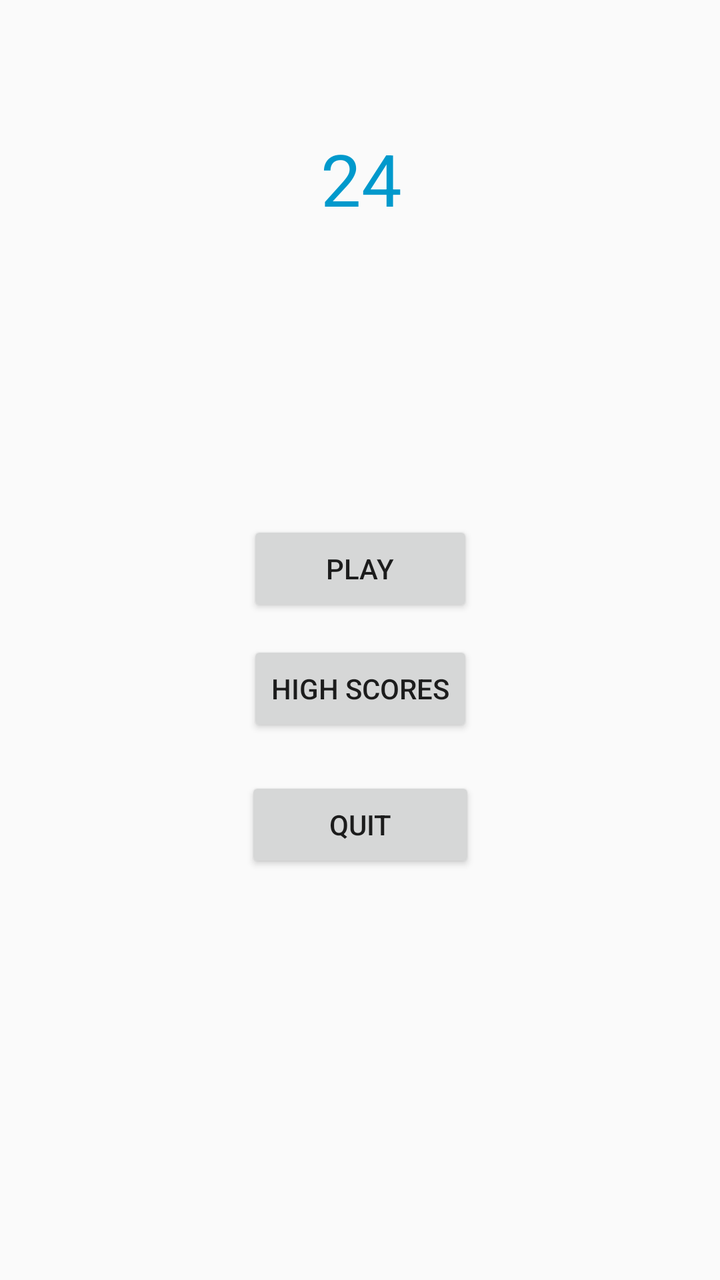
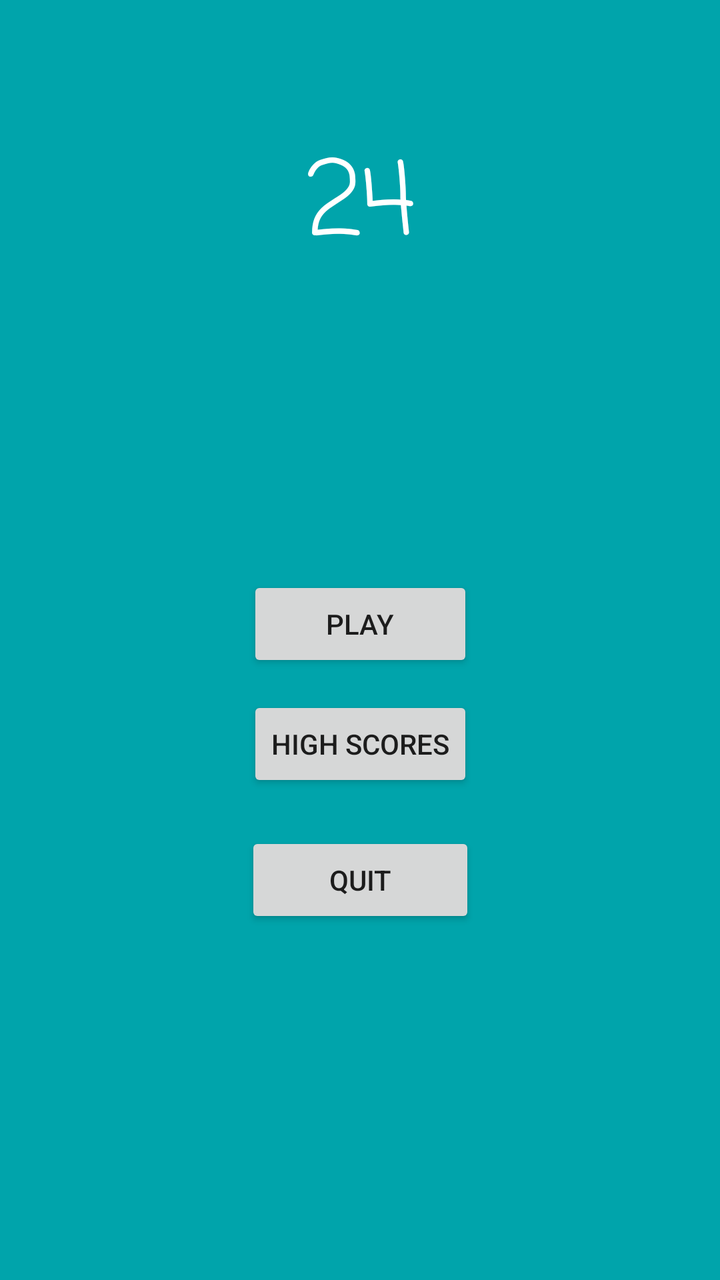

Before-and-after screenshots of an Android layout around one commit, followed by the original layout XML and the change that was made.
<!-- AndroidManifest.xml: application theme AppTheme -->
<!-- res/layout/activity_main.xml -->
<?xml version="1.0" encoding="utf-8"?>
<android.support.constraint.ConstraintLayout
    xmlns:android="http://schemas.android.com/apk/res/android"
    xmlns:tools="http://schemas.android.com/tools"
    xmlns:app="http://schemas.android.com/apk/res-auto"
    android:layout_width="match_parent"
    android:layout_height="match_parent"
    tools:context="com.packetpub.mathgamechapter2.MainActivity"
    tools:layout_editor_absoluteY="81dp"
    tools:layout_editor_absoluteX="0dp">




    <Button
        android:id="@+id/buttonPlay"
        android:layout_width="113dp"
        android:layout_height="48dp"
        android:text="Play"
        tools:layout_constraintTop_creator="1"
        tools:layout_constraintRight_creator="1"
        app:layout_constraintRight_toRightOf="parent"
        android:layout_marginTop="33dp"
        app:layout_constraintTop_toBottomOf="@+id/imageView"
        tools:layout_constraintLeft_creator="1"
        app:layout_constraintLeft_toLeftOf="parent" />

    <Button
        android:id="@+id/button2"
        android:layout_width="wrap_content"
        android:layout_height="wrap_content"
        android:text="High Scores"
        tools:layout_constraintTop_creator="1"
        tools:layout_constraintRight_creator="1"
        app:layout_constraintRight_toRightOf="@+id/buttonPlay"
        android:layout_marginTop="12dp"
        app:layout_constraintTop_toBottomOf="@+id/buttonPlay"
        tools:layout_constraintLeft_creator="1"
        app:layout_constraintLeft_toLeftOf="@+id/buttonPlay" />

    <Button
        android:id="@+id/size"
        android:layout_width="115dp"
        android:layout_height="48dp"
        android:text="Quit"
        tools:layout_constraintTop_creator="1"
        tools:layout_constraintRight_creator="1"
        app:layout_constraintRight_toRightOf="parent"
        android:layout_marginTop="20dp"
        app:layout_constraintTop_toBottomOf="@+id/button2"
        tools:layout_constraintLeft_creator="1"
        app:layout_constraintLeft_toLeftOf="parent" />

    <ImageView
        android:id="@+id/imageView"
        android:layout_width="95dp"
        android:layout_height="102dp"
        android:layout_marginTop="12dp"
        app:layout_constraintLeft_toLeftOf="parent"
        app:layout_constraintRight_toRightOf="parent"
        app:layout_constraintTop_toBottomOf="@+id/textView"
        app:srcCompat="@android:drawable/sym_def_app_icon"
        tools:layout_constraintLeft_creator="1"
        tools:layout_constraintRight_creator="1"
        tools:layout_constraintTop_creator="1" />

    <TextView
        android:id="@+id/textView"
        android:layout_width="wrap_content"
        android:layout_height="wrap_content"
        android:layout_marginTop="65dp"
        android:text="24"
        android:textColor="@android:color/holo_blue_dark"
        android:textSize="36sp"
        app:layout_constraintHorizontal_bias="0.502"
        app:layout_constraintLeft_toLeftOf="parent"
        app:layout_constraintRight_toRightOf="parent"
        app:layout_constraintTop_toTopOf="parent"
        tools:layout_constraintLeft_creator="1"
        tools:layout_constraintRight_creator="1"
        tools:layout_constraintTop_creator="1" />
</android.support.constraint.ConstraintLayout>
<!-- resources referenced by this layout -->
<resources>
  <style name="AppTheme" parent="Theme.AppCompat.Light.DarkActionBar">
          
          <item name="colorPrimary">@color/colorPrimary</item>
          <item name="colorPrimaryDark">@color/colorPrimaryDark</item>
          <item name="colorAccent">@color/colorAccent</item>
      </style>
  <color name="colorPrimary">#3F51B5</color>
  <color name="colorPrimaryDark">#303F9F</color>
  <color name="colorAccent">#FF4081</color>
</resources>

<!-- the commit's change to res/layout/activity_main.xml (unified diff, before → after) -->
@@ -69,9 +69,10 @@
         android:layout_width="wrap_content"
         android:layout_height="wrap_content"
         android:layout_marginTop="65dp"
+        android:fontFamily="casual"
         android:text="24"
-        android:textColor="@android:color/holo_blue_dark"
-        android:textSize="36sp"
+        android:textColor="@android:color/white"
+        android:textSize="50sp"
         app:layout_constraintHorizontal_bias="0.502"
         app:layout_constraintLeft_toLeftOf="parent"
         app:layout_constraintRight_toRightOf="parent"
<!-- resource entries referenced after the edit -->
@@ -1,13 +1,15 @@
 <!-- resources referenced by this layout -->
 <resources>
-  <style name="AppTheme" parent="Theme.AppCompat.Light.DarkActionBar">
+  <style name="AppTheme" parent="Theme.AppCompat.Light.NoActionBar">
           
           <item name="colorPrimary">@color/colorPrimary</item>
           <item name="colorPrimaryDark">@color/colorPrimaryDark</item>
           <item name="colorAccent">@color/colorAccent</item>
+          <item name="android:colorBackground">@color/background_material_light</item>
       </style>
   <color name="colorPrimary">#3F51B5</color>
   <color name="colorPrimaryDark">#303F9F</color>
   <color name="colorAccent">#FF4081</color>
+  <color name="background_material_light">#00a4ab</color>
 </resources>
 
